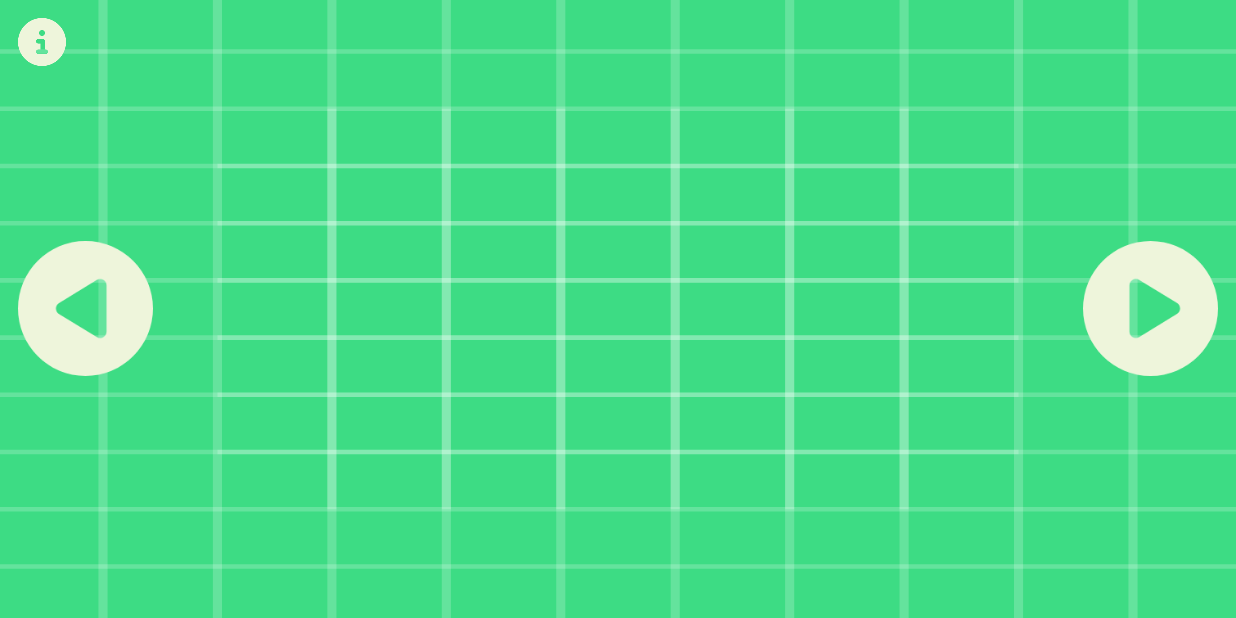
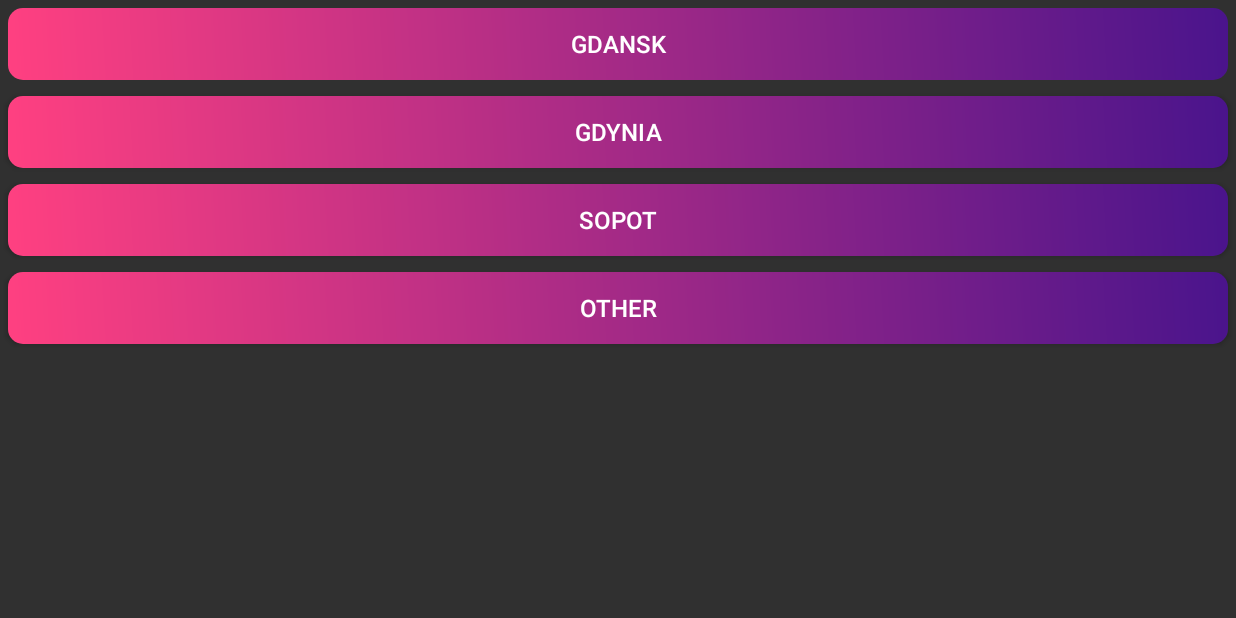
Before and after one commit to mmorawski520/GdanskPostcards, an Android app: the screen it shows after launch (MainActivity), after a tap on "Start", on a phone screen of 824 x 412 dp (held sideways). Run offline under Robolectric (Android 15) with nearby library versions, the phone set to English and light mode, and no system bars.

Commit message:
BRUH :skull:

```diff
--- /dev/null
+++ b/app/src/main/java/com/zschie/gdanskpostcards/GallerySelector.kt
@@ -0,0 +1,53 @@
+package com.zschie.gdanskpostcards
+
+import android.app.AlertDialog
+import android.os.Bundle
+import androidx.fragment.app.Fragment
+import android.view.LayoutInflater
+import android.view.View
+import android.view.ViewGroup
+import android.view.animation.Animation
+import android.view.animation.TranslateAnimation
+import com.zschie.gdanskpostcards.databinding.FragmentGallerySelectorBinding
+
+class GallerySelector : Fragment() {
+
+
+    private var _binding: FragmentGallerySelectorBinding? = null
+
+    // onDestroyView.
+    private val binding get() = _binding!!
+
+    override fun onCreateView(
+        inflater: LayoutInflater,
+        container: ViewGroup?,
+        savedInstanceState: Bundle?
+    ): View {
+        _binding = FragmentGallerySelectorBinding.inflate(inflater, container, false)
+
+        binding.btnGdansk.setOnClickListener{
+
+        }
+
+        binding.btnGdynia.setOnClickListener{
+
+        }
+
+        binding.btnSopot.setOnClickListener{
+
+        }
+
+        binding.btnOthers.setOnClickListener{
+
+        }
+
+        return binding.root
+    }
+
+    override fun onDestroyView() {
+        super.onDestroyView()
+        _binding = null
+    }
+
+
+}
--- a/app/src/main/java/com/zschie/gdanskpostcards/ui/home/HomeFragment.kt
+++ b/app/src/main/java/com/zschie/gdanskpostcards/ui/home/HomeFragment.kt
@@ -23,7 +23,7 @@ class HomeFragment : Fragment() {
         val root: View = binding.root
 
         binding.startBtn.setOnClickListener {
-            findNavController().navigate(R.id.nav_gallery)
+            findNavController().navigate(R.id.nav_gallery_selector)
         }
 
         binding.infoBtn.setOnClickListener {
--- /dev/null
+++ b/app/src/main/res/drawable/custom_button.xml
@@ -0,0 +1,8 @@
+<shape xmlns:android="http://schemas.android.com/apk/res/android">
+    <gradient
+        android:type="linear"
+        android:startColor="#FF4081"
+        android:endColor="#4A148C"
+        android:angle="45"/>
+    <corners android:radius="10dp" />
+</shape>
--- a/app/src/main/res/layout/fragment_gallery.xml
+++ b/app/src/main/res/layout/fragment_gallery.xml
@@ -62,6 +62,7 @@
         app:layout_constraintStart_toStartOf="parent"
         app:layout_constraintTop_toTopOf="parent"
         >
+
         <ImageButton
             android:id="@+id/btnInfo"
             android:layout_width="32dp"
@@ -70,6 +71,6 @@
             android:layout_margin="12dp"
             android:background="@drawable/circle_info_solid"
             android:contentDescription="@string/app_name"
-           ></ImageButton>
+            tools:ignore="TouchTargetSizeCheck"></ImageButton>
     </LinearLayout>
 </androidx.constraintlayout.widget.ConstraintLayout>
--- /dev/null
+++ b/app/src/main/res/layout/fragment_gallery_selector.xml
@@ -0,0 +1,61 @@
+<?xml version="1.0" encoding="utf-8"?>
+<FrameLayout xmlns:android="http://schemas.android.com/apk/res/android"
+    xmlns:tools="http://schemas.android.com/tools"
+    android:layout_width="match_parent"
+    android:layout_height="match_parent"
+    tools:context=".GallerySelector">
+
+    <LinearLayout
+        android:layout_width="match_parent"
+        android:layout_height="wrap_content"
+
+
+        android:orientation="vertical"
+        tools:ignore="UselessParent">
+
+        <Button
+            android:id="@+id/btnGdansk"
+            style="?android:attr/buttonBarButtonStyle"
+            android:layout_width="match_parent"
+            android:layout_height="wrap_content"
+            android:background="@drawable/custom_button"
+            android:text="Gdansk"
+            android:textColor="#FFFFFF"
+            android:layout_margin="5dp"
+            android:textSize="16sp" />
+
+        <Button
+            android:id="@+id/btnGdynia"
+            android:layout_width="match_parent"
+            android:layout_height="wrap_content"
+            android:text="Gdynia"
+            android:background="@drawable/custom_button"
+            android:layout_margin="5dp"
+            android:textColor="#FFFFFF"
+            android:textSize="16sp" />
+        <Button
+            android:id="@+id/btnSopot"
+            android:layout_width="match_parent"
+            android:layout_height="wrap_content"
+            android:text="Sopot"
+            android:layout_margin="5dp"
+            android:background="@drawable/custom_button"
+            android:textColor="#FFFFFF"
+            android:textSize="16sp" />
+        <Button
+            android:id="@+id/btnOthers"
+            android:layout_width="match_parent"
+            android:layout_height="wrap_content"
+            android:layout_margin="5dp"
+            android:text="Other"
+            android:background="@drawable/custom_button"
+            android:textColor="#FFFFFF"
+            android:textSize="16sp" />
+
+
+    </LinearLayout>
+
+
+
+
+</FrameLayout>
--- a/app/src/main/res/layout/fragment_info.xml
+++ b/app/src/main/res/layout/fragment_info.xml
@@ -8,7 +8,7 @@
     tools:context=".ui.info.InfoFragment">
 
     <TextView
-        android:id="@+id/info_text"
+
         android:layout_width="match_parent"
         android:layout_height="wrap_content"
         android:textAlignment="center"
--- a/app/src/main/res/navigation/mobile_navigation.xml
+++ b/app/src/main/res/navigation/mobile_navigation.xml
@@ -29,4 +29,9 @@
         android:name="com.zschie.gdanskpostcards.ui.info.InfoFragment"
         android:label="@string/menu_info"
         tools:layout="@layout/fragment_info" />
+    <fragment
+        android:id="@+id/nav_gallery_selector"
+        android:name="com.zschie.gdanskpostcards.GallerySelector"
+        android:label="@string/menu_info"
+        tools:layout="@layout/fragment_gallery_selector" />
 </navigation>
--- a/app/src/main/res/values/strings.xml
+++ b/app/src/main/res/values/strings.xml
@@ -6,4 +6,6 @@
     <string name="menu_home">Home</string>
     <string name="menu_gallery">Gallery</string>
     <string name="menu_info">Info</string>
+    <!-- TODO: Remove or change this placeholder text -->
+    <string name="hello_blank_fragment">Hello blank fragment</string>
 </resources>
```
